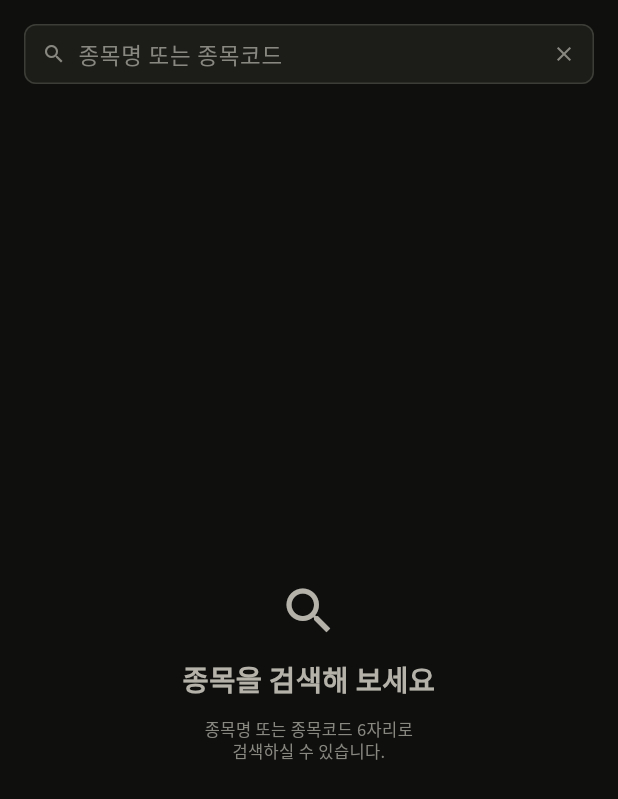
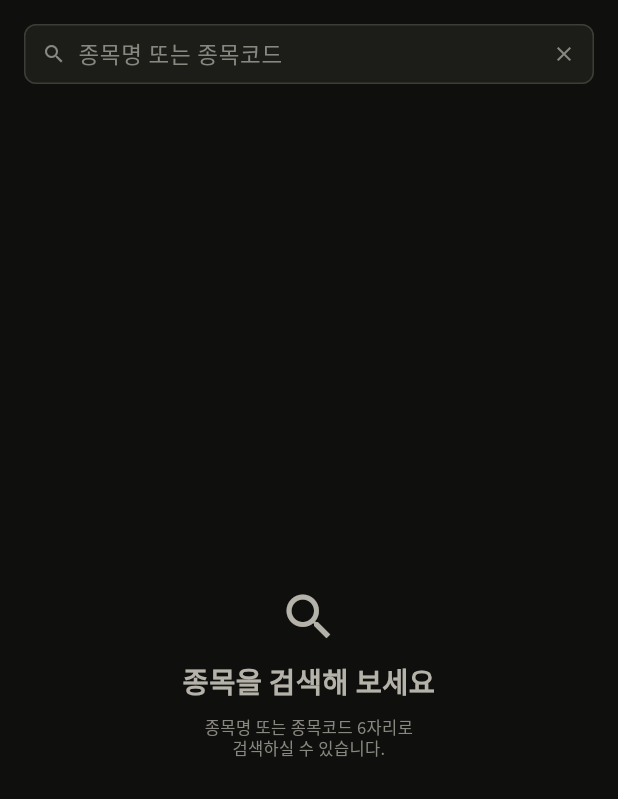
Before and after one commit to wink4u/edncrew_frontendProject, a Flutter app: the screen it shows after launch, on a phone screen of 412 x 824 dp. Shown: the top 799 px of the screen. Run offline on Flutter 3.47's test engine with Material 3 defaults, Android fonts, the phone set to English and light mode, and no system bars; missing offline and left inert: cp949_codec.

Commit message:
modify: 글자 스타일 정리 ( 종목명, 부제, 빈 상태 줄 높이를 Figma 값으로, 토스트, 현재가, 등락, 정렬, 기간 탭, 요약 카드, 상세 현재가 스타일 추가 )
Co-Authored-By: Claude Sonnet 5 <noreply@anthropic.com>

```diff
--- a/lib/components/atoms/text_styles.dart
+++ b/lib/components/atoms/text_styles.dart
@@ -8,28 +8,108 @@ abstract final class TextStyles {
   static const TextStyle stockName = TextStyle(
     fontSize: 15,
     fontWeight: AppTypography.medium,
-    height: 1.4,
+    height: 20 / 15,
   );
 
   // 검색결과 005930 . 코스피 및 중간 미들 subtitle
   static const TextStyle stockSubtitle = TextStyle(
     fontSize: 11,
     fontWeight: AppTypography.regular,
-    height: 1.4,
+    height: 14 / 11,
   );
 
   static const TextStyle emptyTitle = TextStyle(
     fontSize: 19,
     fontWeight: AppTypography.bold,
-    height: 1.4,
+    height: 22 / 19,
   );
 
   static const TextStyle emptySubtitle = TextStyle(
     fontSize: 11,
     fontWeight: AppTypography.regular,
-    height: 1.4,
+    height: 14 / 11,
   );
 
+  static const TextStyle toast = TextStyle(
+    fontSize: 14,
+    fontWeight: AppTypography.bold,
+    height: 18 / 14,
+  );
+
+  // 현재가 (관심 행, 상세 헤더)
+  static const TextStyle price = TextStyle(
+    fontSize: 15,
+    fontWeight: AppTypography.medium,
+    height: 20 / 15,
+  );
+
+// 등락 텍스트 (색은 방향에 따라 PriceChangeText가 지정)
+  static const TextStyle priceChange = TextStyle(
+    fontSize: 11,
+    fontWeight: AppTypography.regular,
+    height: 14 / 11,
+  );
+
+  // 상세 화면 현재가
+  static const TextStyle detailPrice = TextStyle(
+    fontSize: 30,
+    fontWeight: AppTypography.bold,
+    height: 36 / 30,
+  );
+
+  // 상세 화면 등락 (색은 방향에 따라 지정)
+  static const TextStyle detailChange = TextStyle(
+    fontSize: 15,
+    fontWeight: AppTypography.medium,
+    height: 20 / 15,
+  );
+
+  static const TextStyle sortChip = TextStyle(
+    fontSize: 13,
+    fontWeight: AppTypography.bold,
+    height: 18 / 13,
+  );
+
+  // 화면 헤더 제목 (관심)
+  static const TextStyle headerTitle = TextStyle(
+    fontSize: 19,
+    fontWeight: AppTypography.bold,
+    height: 22 / 19,
+  );
+
+  // 정렬 시트 제목
+  static const TextStyle sheetTitle = TextStyle(
+    fontSize: 19,
+    fontWeight: AppTypography.bold,
+    height: 22 / 19,
+  );
+
+  // 정렬 시트의 항목 글자 (선택 여부에 따라 색과 굵기를 덧입힘)
+  static const TextStyle sortOption = TextStyle(
+    fontSize: 15,
+    fontWeight: AppTypography.medium,
+    height: 20 / 15,
+  );
+
+  static const TextStyle periodTab = TextStyle(
+    fontSize: 14,
+    fontWeight: AppTypography.medium,
+    height: 20 / 14,
+  );
+
+  // 요약 카드 라벨 (시가, 고가 ...)
+  static const TextStyle summaryLabel = TextStyle(
+    fontSize: 11,
+    fontWeight: AppTypography.regular,
+    height: 14 / 11,
+  );
+
+  // 요약 카드 값
+  static const TextStyle summaryValue = TextStyle(
+    fontSize: 15,
+    fontWeight: AppTypography.medium,
+    height: 20 / 15,
+  );
 
   // 상세 화면 '일별 시세' 제목
   static const TextStyle dailyTitle = TextStyle(
```
